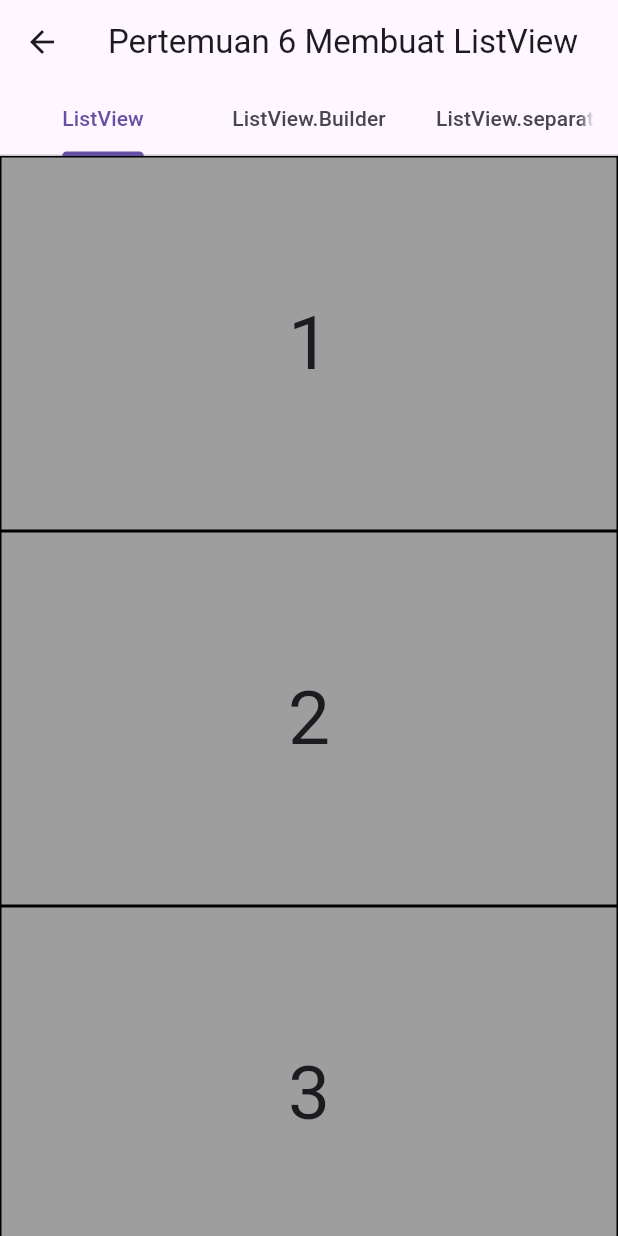
After one commit to SofiaAzzahra09/wisata_mobile1, a Flutter app: the screen it shows after launch, after a tap on "Mari Kita Mulai", on a phone screen of 412 x 824 dp. The commit adds this screen. Run offline on Flutter 3.47's test engine with Material 3 defaults, Android fonts, the phone set to English and light mode, and no system bars; our stand-ins replace lottie; network calls fail.

Commit message:
pertemuan 6

```diff
--- /dev/null
+++ b/aslab_travel/lib/const.dart
@@ -0,0 +1,5 @@
+import 'package:flutter/material.dart';
+
+const kButtonColor = Color(0xFF1B1B1B);
+const kBackgroundColor = Color(0xFFF0F3F5);
+const blueTextColor = Color(0xFF2B56CC);
--- /dev/null
+++ b/aslab_travel/lib/latihanmodul/pertemuan6.dart
@@ -0,0 +1,123 @@
+import 'package:flutter/material.dart';
+
+class Pertemuan6 extends StatelessWidget {
+  const Pertemuan6({super.key});
+
+  @override
+  Widget build(BuildContext context) {
+    return DefaultTabController(
+        length: 3,
+        child: Scaffold(
+          appBar: AppBar(
+            title: Text('Pertemuan 6 Membuat ListView'),
+            bottom: TabBar(tabs: [
+              Tab(
+                text: 'ListView',
+              ),
+              Tab(
+                text: 'ListView.Builder',
+              ),
+              Tab(
+                text: 'ListView.separated',
+              ),
+            ]),
+          ),
+          body: TabBarView(children: [
+            ContohListView(),
+            ContohListViewBuilder(),
+            ContohListViewSeparated(),
+          ]),
+        ));
+  }
+}
+
+class ContohListView extends StatelessWidget {
+  final List<int> numberList = [1, 2, 3, 4, 5, 6, 7, 8];
+  ContohListView({super.key});
+
+  @override
+  Widget build(BuildContext context) {
+    return ListView(
+      children: numberList.map((int number) {
+        return Container(
+          height: 250,
+          decoration: BoxDecoration(
+              color: Colors.grey,
+              border: Border.all(
+                color: Colors.black,
+              )),
+          child: Center(
+            child: Text(
+              '$number',
+              style: TextStyle(fontSize: 50),
+            ),
+          ),
+        );
+      }).toList(),
+    );
+  }
+}
+
+
+
+class ContohListViewBuilder extends StatelessWidget {
+
+  final List<int> numberList = [1, 2, 3, 4, 5, 6, 7, 8];
+
+  ContohListViewBuilder({super.key});
+
+  @override
+  Widget build(BuildContext context) {
+    return ListView.builder(itemBuilder: (context, index){
+      return Container(
+        height: 250,
+          decoration: BoxDecoration(
+              color: Colors.purple,
+              border: Border.all(
+                color: Colors.black,
+              )),
+          child: Center(
+            child: Text(
+              '${numberList[index]}',
+              style: TextStyle(fontSize: 50),
+            ),
+          ),
+      );
+    }, itemCount: numberList.length,);
+  }
+}
+
+
+class ContohListViewSeparated extends StatelessWidget {
+
+  final List<int> numberList = [1, 2, 3, 4, 5, 6, 7, 8];
+
+  ContohListViewSeparated({super.key});
+
+  @override
+  Widget build(BuildContext context) {
+    return ListView.separated(itemBuilder: (context, index){
+      return Container(
+        height: 250,
+          decoration: BoxDecoration(
+              color: Colors.lime,
+              border: Border.all(
+                color: Colors.black,
+              )),
+          child: Center(
+            child: Text(
+              '${numberList[index]}',
+              style: TextStyle(fontSize: 50),
+            ),
+          ),
+      );
+    },
+    separatorBuilder: (context, index){
+      return Container(
+        height: 10,
+        color: Colors.amber,
+      );
+    },
+    itemCount: numberList.length);
+  }
+}
--- a/aslab_travel/lib/main.dart
+++ b/aslab_travel/lib/main.dart
@@ -1,4 +1,7 @@
+// import 'package:aslab_travel/latihanmodul/pertemuan5.dart';
+import 'package:aslab_travel/latihanmodul/pertemuan6.dart';
 import 'package:aslab_travel/screens/SplashScreen.dart';
+import 'package:aslab_travel/screens/landing_page.dart';
 import 'package:flutter/material.dart';
 void main(){
   runApp(TravelApp());
@@ -11,7 +14,7 @@ class TravelApp extends StatelessWidget {
   Widget build(BuildContext context) {
     return MaterialApp(
       debugShowCheckedModeBanner : false,
-      home: SplashScreen(),
+      home: LandingPageOne(),
     );
   }
 }
--- /dev/null
+++ b/aslab_travel/lib/screens/landing_page.dart
@@ -0,0 +1,191 @@
+import 'package:aslab_travel/const.dart';
+import 'package:aslab_travel/latihanmodul/pertemuan6.dart';
+import 'package:aslab_travel/model/landing_model.dart';
+import 'package:flutter/material.dart';
+
+class LandingPageOne extends StatefulWidget {
+  const LandingPageOne({super.key});
+
+  @override
+  State<LandingPageOne> createState() => _LandingPageOneState();
+}
+
+class _LandingPageOneState extends State<LandingPageOne> {
+  int currentIndex = 0;
+  Widget dotIndicator(int index) {
+    return AnimatedContainer(
+      duration: Duration(microseconds: 400),
+      margin: EdgeInsets.only(right: 6),
+      width: 20,
+      height: 4,
+      decoration: BoxDecoration(
+          borderRadius: BorderRadius.circular(15),
+          color: index == currentIndex ? Colors.white : Colors.white54),
+    );
+  }
+
+  @override
+  Widget build(BuildContext context) {
+    return Scaffold(
+      body: Stack(
+        children: [
+          PageView.builder(
+            itemCount: landingpage.length,
+            onPageChanged: (value) {
+              setState(() {
+                currentIndex = value;
+              });
+            },
+            itemBuilder: (context, index) {
+              return Image.network(
+                landingpage[index].image,
+                fit: BoxFit.cover,
+              );
+            },
+          ),
+          Padding(
+            padding: const EdgeInsets.symmetric(horizontal: 15),
+            child: Column(
+              children: [
+                const SizedBox(height: 150),
+                Column(
+                  children: [
+                    Text(
+                      landingpage[currentIndex].name,
+                      style: const TextStyle(
+                        fontSize: 45,
+                        color: Colors.white,
+                        fontWeight: FontWeight.w500,
+                        fontFamily: "NunitoSans",
+                        height: 1,
+                      ),
+                    ),
+                    const SizedBox(
+                      height: 10,
+                    ),
+                    const Text(
+                      "Ayo jelajahi Indonesia bersama kami dan ciptakan kenangan tak terlupakan yang akan bertahan seumur hidup.",
+                      style: TextStyle(
+                          fontSize: 11,
+                          color: Colors.white,
+                          fontWeight: FontWeight.w500,
+                          fontFamily: "NunitoSans"),
+                    ),
+                    const SizedBox(
+                      height: 10,
+                    ),
+                    SizedBox(
+                      child: Column(
+                        children: [
+                          Row(
+                            mainAxisAlignment: MainAxisAlignment.start,
+                            children: List.generate(
+                              landingpage.length,
+                              dotIndicator,
+                            ),
+                          ),
+                        ],
+                      ),
+                    )
+                  ],
+                ),
+              ],
+            ),
+          ),
+          Align(
+            alignment: Alignment.bottomCenter,
+            child: SizedBox(
+              height: 185,
+              child: Column(
+                children: [
+                  const SizedBox(height: 20),
+                  ClipRRect(
+                    borderRadius: const BorderRadius.only(
+                      topLeft: Radius.circular(15),
+                      topRight: Radius.circular(15),
+                    ),
+                    child: Container(
+                      padding: const EdgeInsets.all(35),
+                      color: Colors.white,
+                      child: Column(
+                        children: [
+                          GestureDetector(
+                            onTap: () {
+                              Navigator.push(
+                                context,
+                                MaterialPageRoute(
+                                  builder: (context) => Pertemuan6(),
+                                ),
+                              );
+                            },
+                            child: Container(
+                              height: 60,
+                              decoration: BoxDecoration(
+                                  borderRadius: BorderRadius.circular(15),
+                                  boxShadow: const [
+                                    BoxShadow(
+                                      color: Colors.black12,
+                                      offset: Offset(0, 5),
+                                      spreadRadius: 15,
+                                      blurRadius: 15,
+                                    )
+                                  ],
+                                  color: kButtonColor),
+                              child: const Center(
+                                child: Row(
+                                  mainAxisAlignment: MainAxisAlignment.center,
+                                  children: [
+                                    Text(
+                                      "Mari Kita Mulai",
+                                      style: TextStyle(
+                                          fontSize: 16,
+                                          color: Colors.white,
+                                          fontWeight: FontWeight.bold),
+                                    ),
+                                    SizedBox(
+                                      width: 5,
+                                    ),
+                                    Icon(
+                                      Icons.arrow_forward,
+                                      color: Colors.white,
+                                      size: 20,
+                                    ),
+                                  ],
+                                ),
+                              ),
+                            ),
+                          ),
+                          const SizedBox(height: 15),
+                          const Text.rich(
+                            TextSpan(
+                              children: [
+                                TextSpan(
+                                  text: "sudah punya akun? ",
+                                  style: TextStyle(
+                                    color: kButtonColor,
+                                    fontSize: 14,
+                                  ),
+                                ),
+                                TextSpan(
+                                  text: "Masuk",
+                                  style: TextStyle(
+                                    color: blueTextColor,
+                                    fontSize: 14,
+                                  ),
+                                ),
+                              ],
+                            ),
+                          ),
+                        ],
+                      ),
+                    ),
+                  )
+                ],
+              ),
+            ),
+          )
+        ],
+      ),
+    );
+  }
+}
```
Also changed, not shown: aslab_travel/lib/latihanmodul/pertemuan5.dart (added, +99 -0 lines), aslab_travel/lib/model/landing_model.dart (added, +20 -0 lines).
